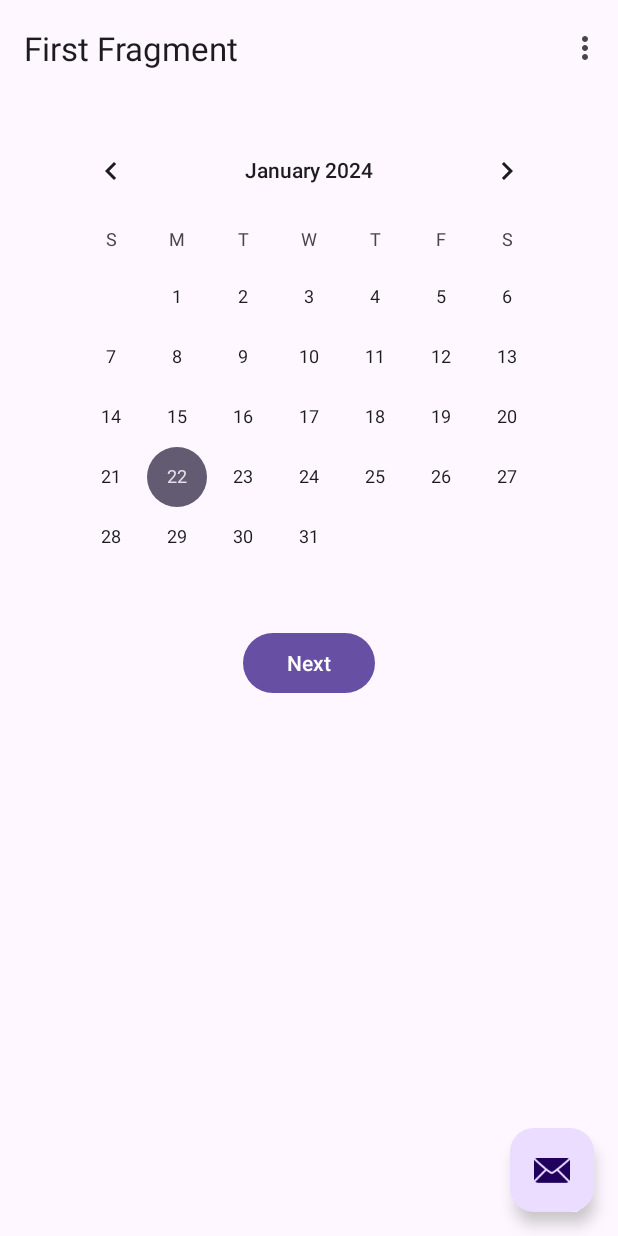
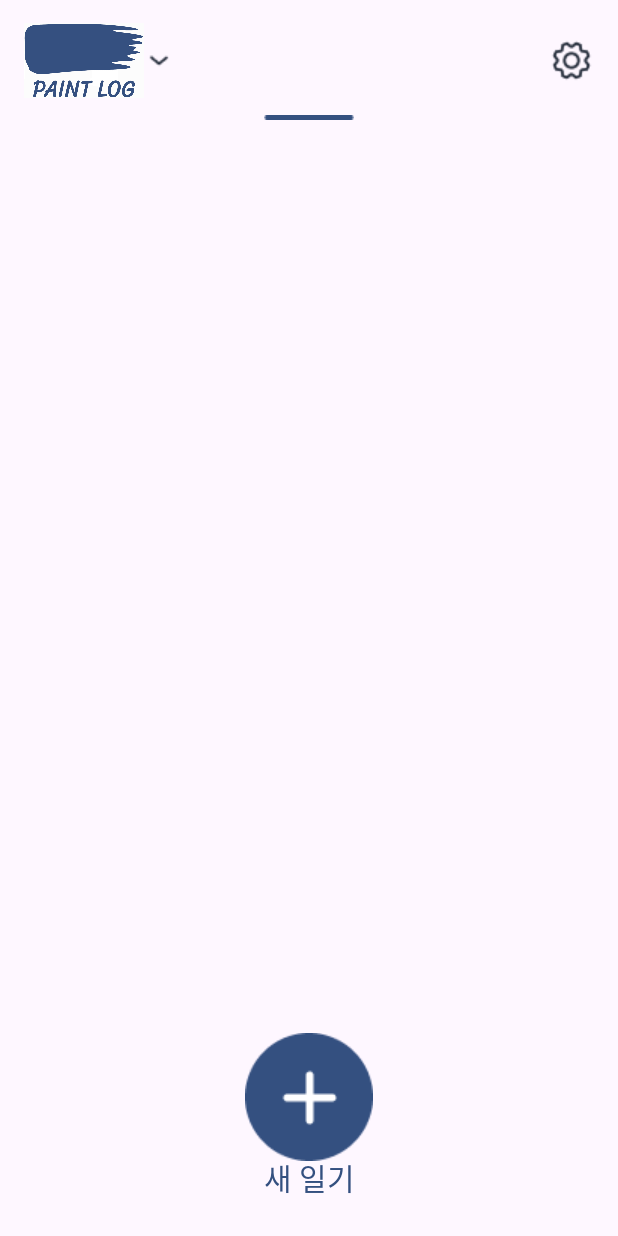
Before and after one commit to kimnu-yang/paint-log, an Android app: the screen it shows after launch (MainActivity), on a phone screen of 412 x 824 dp. Run offline under Robolectric (Android 15) with nearby library versions, the light colour scheme and no system bars; our stand-ins replace Room's generated code, navigation-ui; libraries missing offline, so code that uses them is left out: com.kakao.sdk; 1 statement that could not run was skipped.

Commit message:
Feat: 헤더 레이아웃 추가 작업사항 - 헤더 레이아웃 추가 - 헤더에 사용할 이미지 파일 추가 - 메인 액티비티 수정

```diff
--- a/app/src/main/java/com/diary/paintlog/view/activities/MainActivity.kt
+++ b/app/src/main/java/com/diary/paintlog/view/activities/MainActivity.kt
@@ -21,7 +21,6 @@ import java.time.LocalDateTime
 
 class MainActivity : AppCompatActivity() {
 
-    private lateinit var appBarConfiguration: AppBarConfiguration
     private lateinit var binding: ActivityMainBinding
 
     companion object {
@@ -33,93 +32,5 @@ class MainActivity : AppCompatActivity() {
 
         binding = ActivityMainBinding.inflate(layoutInflater)
         setContentView(binding.root)
-
-        setSupportActionBar(binding.toolbar)
-
-        val dataStore = (application as GlobalApplication).dataStore
-
-        val navController = findNavController(R.id.nav_host_fragment_content_main)
-        appBarConfiguration = AppBarConfiguration(navController.graph)
-        setupActionBarWithNavController(navController, appBarConfiguration)
-
-        binding.fab.setOnClickListener { view ->
-            val repo = TokenRepository(dataStore)
-            CoroutineScope(Dispatchers.Main).launch {
-
-                Log.i(TAG, repo.getToken())
-                Log.i(TAG, repo.getTokenExpireAt())
-                Log.i(TAG, repo.getRefreshToken())
-                Log.i(TAG, repo.getRefreshTokenExpireAt())
-
-//                Snackbar.make(view, "Replace with your own action", Snackbar.LENGTH_LONG)
-//                    .setAction("Action", null).show()
-            }
-        }
-
-//        Kakao.openKakaoLogin(binding.root.context)
-
-        val userDao = GlobalApplication.database.userDao()
-
-        var user1 = User(
-            1L,
-            "REGISTERED",
-            134513L,
-            135315L,
-            LocalDateTime.now(),
-            LocalDateTime.now(),
-            LocalDateTime.now()
-        )
-        var user2 = User(
-            2L,
-            "REGISTERED",
-            134513L,
-            135315L,
-            LocalDateTime.now(),
-            LocalDateTime.now(),
-            LocalDateTime.now()
-        )
-        var user3 = User(
-            3L,
-            "REGISTERED",
-            134513L,
-            135315L,
-            LocalDateTime.now(),
-            LocalDateTime.now(),
-            LocalDateTime.now()
-        )
-
-        // 코루틴을 사용한 예시
-        CoroutineScope(Dispatchers.IO).launch {
-//            userDao.insertAll(user1, user2, user3, user4, user5, user6, user7)
-
-            val users = userDao.getAll()
-
-            for (user in users) {
-                Log.i(TAG, user.toString())
-            }
-        }
-
-    }
-
-    override fun onCreateOptionsMenu(menu: Menu): Boolean {
-        // Inflate the menu; this adds items to the action bar if it is present.
-        menuInflater.inflate(R.menu.menu_main, menu)
-        return true
-    }
-
-    override fun onOptionsItemSelected(item: MenuItem): Boolean {
-        // Handle action bar item clicks here. The action bar will
-        // automatically handle clicks on the Home/Up button, so long
-        // as you specify a parent activity in AndroidManifest.xml.
-        return when (item.itemId) {
-            R.id.action_settings -> true
-            else -> super.onOptionsItemSelected(item)
-        }
-    }
-
-    override fun onSupportNavigateUp(): Boolean {
-        val navController = findNavController(R.id.nav_host_fragment_content_main)
-        return navController.navigateUp(appBarConfiguration)
-                || super.onSupportNavigateUp()
     }
 }
--- /dev/null
+++ b/app/src/main/java/com/diary/paintlog/view/activities/MainActivityBackup.kt
@@ -0,0 +1,102 @@
+package com.diary.paintlog.view.activities
+
+import android.os.Bundle
+import android.util.Log
+import android.view.Menu
+import android.view.MenuItem
+import androidx.appcompat.app.AppCompatActivity
+import androidx.navigation.findNavController
+import androidx.navigation.ui.AppBarConfiguration
+import androidx.navigation.ui.navigateUp
+import androidx.navigation.ui.setupActionBarWithNavController
+import com.diary.paintlog.GlobalApplication
+import com.diary.paintlog.R
+import com.diary.paintlog.data.entities.User
+import com.diary.paintlog.databinding.ActivityMainBinding
+import com.diary.paintlog.model.repository.TokenRepository
+import kotlinx.coroutines.CoroutineScope
+import kotlinx.coroutines.Dispatchers
+import kotlinx.coroutines.launch
+import java.time.LocalDateTime
+
+class MainActivityBackup : AppCompatActivity() {
+
+    private lateinit var appBarConfiguration: AppBarConfiguration
+    private lateinit var binding: ActivityMainBinding
+
+    companion object {
+        const val TAG = "MainActivity"
+    }
+    override fun onCreate(savedInstanceState: Bundle?) {
+        super.onCreate(savedInstanceState)
+
+        binding = ActivityMainBinding.inflate(layoutInflater)
+        setContentView(binding.root)
+
+//        setSupportActionBar(binding.toolbar)
+
+        val dataStore = (application as GlobalApplication).dataStore
+
+        val navController = findNavController(R.id.nav_host_fragment_content_main)
+        appBarConfiguration = AppBarConfiguration(navController.graph)
+        setupActionBarWithNavController(navController, appBarConfiguration)
+
+//        binding.fab.setOnClickListener { view ->
+//            val repo = TokenRepository(dataStore)
+//            CoroutineScope(Dispatchers.Main).launch {
+//
+//                Log.i(TAG, repo.getToken())
+//                Log.i(TAG, repo.getTokenExpireAt())
+//                Log.i(TAG, repo.getRefreshToken())
+//                Log.i(TAG, repo.getRefreshTokenExpireAt())
+//
+////                Snackbar.make(view, "Replace with your own action", Snackbar.LENGTH_LONG)
+////                    .setAction("Action", null).show()
+//            }
+//        }
+
+//        Kakao.openKakaoLogin(binding.root.context)
+
+        val userDao = GlobalApplication.database.userDao()
+
+        var user1 = User(
+            1L,
+            "REGISTERED",
+            134513L,
+            135315L,
+            LocalDateTime.now(),
+            LocalDateTime.now(),
+            LocalDateTime.now()
+        )
+        var user2 = User(
+            2L,
+            "REGISTERED",
+            134513L,
+            135315L,
+            LocalDateTime.now(),
+            LocalDateTime.now(),
+            LocalDateTime.now()
+        )
+        var user3 = User(
+            3L,
+            "REGISTERED",
+            134513L,
+            135315L,
+            LocalDateTime.now(),
+            LocalDateTime.now(),
+            LocalDateTime.now()
+        )
+
+        // 코루틴을 사용한 예시
+        CoroutineScope(Dispatchers.IO).launch {
+//            userDao.insertAll(user1, user2, user3, user4, user5, user6, user7)
+
+            val users = userDao.getAll()
+
+            for (user in users) {
+                Log.i(TAG, user.toString())
+            }
+        }
+
+    }
+}
--- a/app/src/main/java/com/diary/paintlog/view/fragments/SecondFragment.kt
+++ b/app/src/main/java/com/diary/paintlog/view/fragments/SecondFragment.kt
@@ -73,25 +73,25 @@ class SecondFragment : Fragment() {
         })
 
         // activity_main.xml에서 정의한 FloatingActionButton에 접근
-        val fab: FloatingActionButton = requireActivity().findViewById(R.id.fab)
+//        val fab: FloatingActionButton = requireActivity().findViewById(R.id.fab)
 
         // fab을 사용하여 작업 수행
-        fab.setOnClickListener {
-            CoroutineScope(Dispatchers.IO).launch {
-                // 클릭 이벤트 처리
-                viewModel.saveUser(
-                    User(
-                        0L,
-                        "REGISTERED",
-                        43643436L,
-                        64364363643L,
-                        LocalDateTime.now(),
-                        LocalDateTime.now(),
-                        LocalDateTime.now()
-                    )
-                )
-            }
-        }
+//        fab.setOnClickListener {
+//            CoroutineScope(Dispatchers.IO).launch {
+//                // 클릭 이벤트 처리
+//                viewModel.saveUser(
+//                    User(
+//                        0L,
+//                        "REGISTERED",
+//                        43643436L,
+//                        64364363643L,
+//                        LocalDateTime.now(),
+//                        LocalDateTime.now(),
+//                        LocalDateTime.now()
+//                    )
+//                )
+//            }
+//        }
 
         binding.buttonSecond.setOnClickListener {
             findNavController().navigate(R.id.action_SecondFragment_to_FirstFragment)
--- a/app/src/main/res/layout/activity_main.xml
+++ b/app/src/main/res/layout/activity_main.xml
@@ -1,5 +1,6 @@
 <?xml version="1.0" encoding="utf-8"?>
-<androidx.coordinatorlayout.widget.CoordinatorLayout xmlns:android="http://schemas.android.com/apk/res/android"
+
+<androidx.constraintlayout.widget.ConstraintLayout xmlns:android="http://schemas.android.com/apk/res/android"
     xmlns:app="http://schemas.android.com/apk/res-auto"
     xmlns:tools="http://schemas.android.com/tools"
     android:layout_width="match_parent"
@@ -7,27 +8,34 @@
     android:fitsSystemWindows="true"
     tools:context=".view.activities.MainActivity">
 
-    <com.google.android.material.appbar.AppBarLayout
-        android:layout_width="match_parent"
-        android:layout_height="wrap_content"
-        android:fitsSystemWindows="true">
+    <include layout="@layout/header" />
 
-        <com.google.android.material.appbar.MaterialToolbar
-            android:id="@+id/toolbar"
-            android:layout_width="match_parent"
-            android:layout_height="?attr/actionBarSize" />
+    <ImageButton
+        android:id="@+id/add_diary_button"
+        android:layout_width="85dp"
+        android:layout_height="85dp"
+        android:layout_alignParentBottom="true"
+        android:layout_centerHorizontal="true"
+        android:layout_marginBottom="50dp"
+        android:background="@drawable/add_button"
+        app:layout_constraintBottom_toBottomOf="parent"
+        app:layout_constraintEnd_toEndOf="parent"
+        app:layout_constraintStart_toStartOf="parent" />
 
-    </com.google.android.material.appbar.AppBarLayout>
-
-    <include layout="@layout/content_main" />
-
-    <com.google.android.material.floatingactionbutton.FloatingActionButton
-        android:id="@+id/fab"
+    <TextView
+        android:id="@+id/add_diary_button_text"
         android:layout_width="wrap_content"
         android:layout_height="wrap_content"
-        android:layout_gravity="bottom|end"
-        android:layout_marginEnd="@dimen/fab_margin"
-        android:layout_marginBottom="16dp"
-        app:srcCompat="@android:drawable/ic_dialog_email" />
+        android:layout_below="@id/add_diary_button"
+        android:layout_centerHorizontal="true"
+        android:layout_marginBottom="24dp"
+        android:fontFamily="@font/bm_yeon_sung"
+        android:text="새 일기"
+        android:textColor="#345080"
+        android:textSize="20dp"
+        app:layout_constraintBottom_toBottomOf="parent"
+        app:layout_constraintEnd_toEndOf="parent"
+        app:layout_constraintHorizontal_bias="0.5"
+        app:layout_constraintStart_toStartOf="parent" />
 
-</androidx.coordinatorlayout.widget.CoordinatorLayout>
+</androidx.constraintlayout.widget.ConstraintLayout>
--- /dev/null
+++ b/app/src/main/res/layout/header.xml
@@ -0,0 +1,49 @@
+<?xml version="1.0" encoding="utf-8"?>
+<androidx.constraintlayout.widget.ConstraintLayout xmlns:android="http://schemas.android.com/apk/res/android"
+    xmlns:app="http://schemas.android.com/apk/res-auto"
+    xmlns:tools="http://schemas.android.com/tools"
+    android:layout_width="match_parent"
+    android:layout_height="80dp"
+    android:fitsSystemWindows="true">
+
+    <ImageView
+        android:id="@+id/imageView"
+        android:layout_width="80dp"
+        android:layout_height="50dp"
+        android:layout_marginStart="16dp"
+        android:background="@drawable/logo"
+        app:layout_constraintBottom_toBottomOf="parent"
+        app:layout_constraintStart_toStartOf="parent"
+        app:layout_constraintTop_toTopOf="parent"></ImageView>
+
+    <ImageView
+        android:layout_width="20dp"
+        android:layout_height="20dp"
+        android:layout_marginStart="96dp"
+        android:background="@drawable/arrow_down"
+        app:layout_constraintBottom_toBottomOf="parent"
+        app:layout_constraintStart_toStartOf="parent"
+        app:layout_constraintTop_toTopOf="parent"></ImageView>
+
+    <ImageView
+        android:id="@+id/imageView2"
+        android:layout_width="30dp"
+        android:layout_height="30dp"
+        android:layout_marginEnd="16dp"
+        android:background="@drawable/gear"
+        app:layout_constraintBottom_toBottomOf="parent"
+        app:layout_constraintEnd_toEndOf="parent"
+        app:layout_constraintTop_toTopOf="parent"
+        app:layout_constraintVertical_bias="0.5"></ImageView>
+
+    <ImageView
+        android:layout_width="60dp"
+        android:layout_height="3dp"
+        android:layout_marginBottom="0dp"
+        android:background="@drawable/header_line"
+        app:layout_constraintBottom_toBottomOf="parent"
+        app:layout_constraintEnd_toEndOf="parent"
+        app:layout_constraintHorizontal_bias="0.5"
+        app:layout_constraintStart_toStartOf="parent"></ImageView>
+
+</androidx.constraintlayout.widget.ConstraintLayout>
```
Also changed, not shown: app/src/main/res/drawable/add_button.png (added), app/src/main/res/drawable/arrow_down.png (added), app/src/main/res/drawable/canvas_big.png (added), app/src/main/res/drawable/canvas_small.png (added), app/src/main/res/drawable/gear.png (added), app/src/main/res/drawable/header_line.png (added), app/src/main/res/drawable/logo.png (added), 2 other files.
